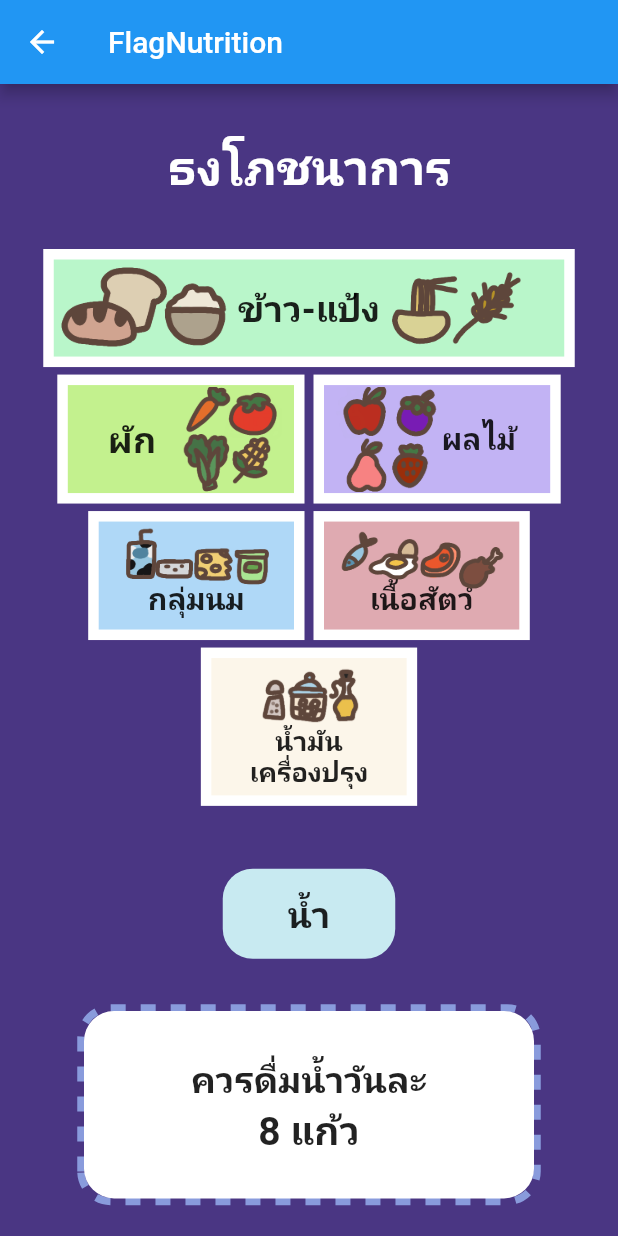
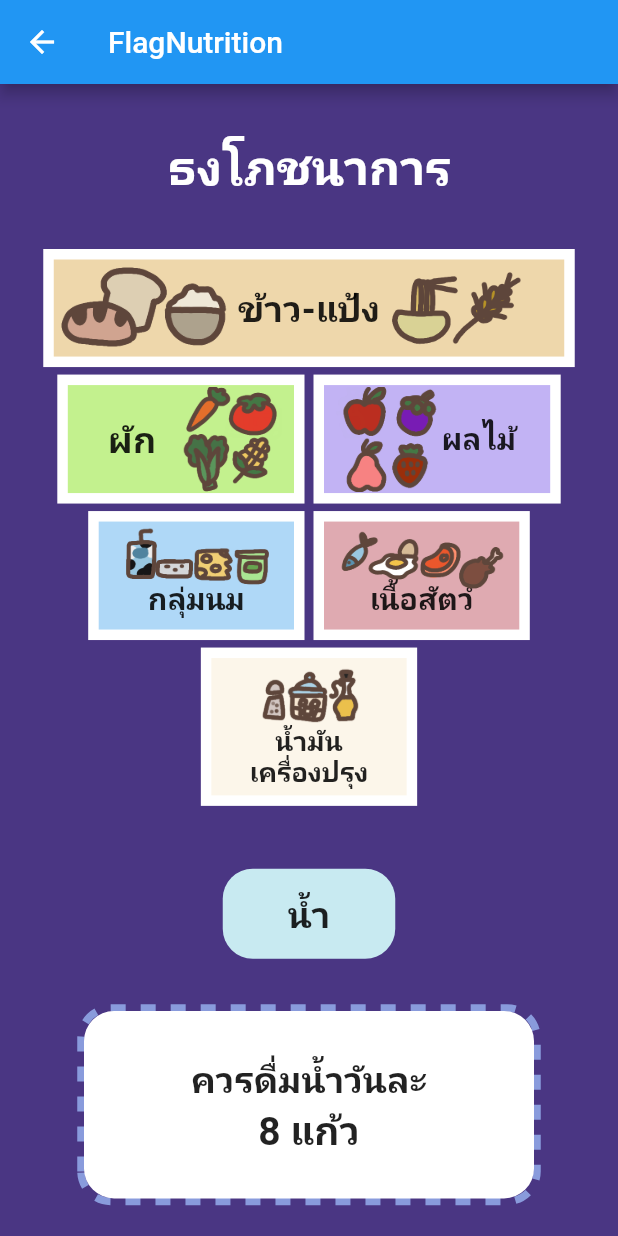
Before and after one commit to AINutritionProject/KinDeeUDee, a Flutter app: the FlagNutrition screen opened directly, on a phone screen of 412 x 824 dp. Run offline on Flutter 3.47's test engine with Material 2 defaults, Android fonts, the phone set to English and light mode, and no system bars; drawn by our look-alikes of dotted_border; our stand-ins replace firebase_auth, firebase_core, google_sign_in; accounts and stored records are empty.

Commit message:
body:[complete] appbar:[not complete]

```diff
--- a/lib/pages/flag_nutrition.dart
+++ b/lib/pages/flag_nutrition.dart
@@ -87,7 +87,7 @@ class FlagNutrition extends StatelessWidget {
                                               maxHeight: 380,
                                             ),
                                             decoration: BoxDecoration(
-                                                color: Colors.greenAccent[100],
+                                                color: const Color.fromRGBO(238, 215, 171, 1),
                                                 border: Border.all(
                                                     color: Colors.white,
                                                     width: 7)),
```
